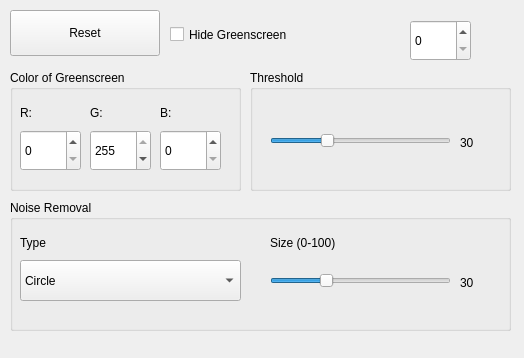
Old version of the form greenscreen.ui in the repository niv-d/python-greenscreen.
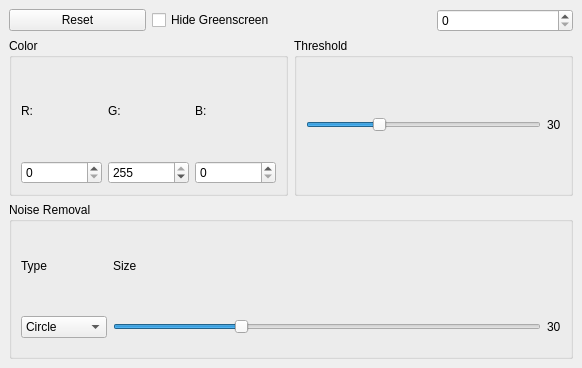
New version of the form.

Commit message: UI updates, layouts, tooltips

Patch:
```diff
--- a/greenscreen.ui
+++ b/greenscreen.ui
@@ -6,8 +6,8 @@
    <rect>
     <x>0</x>
     <y>0</y>
-    <width>524</width>
-    <height>358</height>
+    <width>582</width>
+    <height>368</height>
    </rect>
   </property>
   <property name="sizePolicy">
@@ -20,65 +20,24 @@
    <string>Python Greenscreen</string>
   </property>
   <widget class="QWidget" name="centralwidget">
-   <widget class="QPushButton" name="pushButtonReset">
-    <property name="geometry">
-     <rect>
-      <x>10</x>
-      <y>10</y>
-      <width>150</width>
-      <height>46</height>
-     </rect>
-    </property>
-    <property name="text">
-     <string>Reset</string>
-    </property>
-   </widget>
-   <widget class="QCheckBox" name="checkBoxGreenScreen">
-    <property name="geometry">
-     <rect>
-      <x>170</x>
-      <y>20</y>
-      <width>211</width>
-      <height>29</height>
-     </rect>
-    </property>
-    <property name="text">
-     <string>Hide Greenscreen</string>
-    </property>
-   </widget>
+   <layout class="QGridLayout" name="gridLayout_3">
+    <item row="2" column="0" colspan="4">
    <widget class="QGroupBox" name="groupBox">
-    <property name="geometry">
-     <rect>
-      <x>10</x>
-      <y>200</y>
-      <width>501</width>
-      <height>131</height>
-     </rect>
-    </property>
     <property name="title">
      <string>Noise Removal</string>
     </property>
-    <widget class="QLabel" name="label">
-     <property name="geometry">
-      <rect>
-       <x>10</x>
-       <y>30</y>
-       <width>231</width>
-       <height>25</height>
-      </rect>
-     </property>
+      <layout class="QGridLayout" name="gridLayout">
+       <item row="0" column="1" colspan="2">
+        <widget class="QLabel" name="label_2">
      <property name="text">
-      <string>Type</string>
-     </property>
-    </widget>
+          <string>Size</string>
+         </property>
+        </widget>
+       </item>
+       <item row="1" column="0">
     <widget class="QComboBox" name="comboBoxNoise">
-     <property name="geometry">
-      <rect>
-       <x>10</x>
-       <y>60</y>
-       <width>221</width>
-       <height>41</height>
-      </rect>
+         <property name="toolTip">
+          <string>The type of noise removal. This changes the shape of the noise filter.</string>
      </property>
      <item>
       <property name="text">
@@ -96,14 +55,28 @@
       </property>
      </item>
     </widget>
+       </item>
+       <item row="1" column="2">
+        <widget class="QLabel" name="labelSize">
+         <property name="text">
+          <string>30</string>
+         </property>
+        </widget>
+       </item>
+       <item row="0" column="0">
+        <widget class="QLabel" name="label">
+         <property name="text">
+          <string>Type</string>
+         </property>
+        </widget>
+       </item>
+       <item row="1" column="1">
     <widget class="QSlider" name="horizontalSliderNoiseSize">
-     <property name="geometry">
-      <rect>
-       <x>260</x>
-       <y>60</y>
-       <width>181</width>
-       <height>41</height>
-      </rect>
+         <property name="minimumSize">
+          <size>
+           <width>0</width>
+           <height>40</height>
+          </size>
      </property>
      <property name="minimum">
       <number>1</number>
@@ -121,125 +94,42 @@
       <number>10</number>
      </property>
     </widget>
-    <widget class="QLabel" name="label_2">
-     <property name="geometry">
-      <rect>
-       <x>260</x>
-       <y>30</y>
-       <width>251</width>
-       <height>25</height>
-      </rect>
-     </property>
-     <property name="text">
-      <string>Size (0-100)</string>
-     </property>
-    </widget>
-    <widget class="QLabel" name="labelSize">
-     <property name="geometry">
-      <rect>
-       <x>450</x>
-       <y>70</y>
-       <width>41</width>
-       <height>25</height>
-      </rect>
-     </property>
-     <property name="text">
-      <string>30</string>
-     </property>
-    </widget>
-   </widget>
+       </item>
+      </layout>
+     </widget>
+    </item>
+    <item row="1" column="0" colspan="2">
    <widget class="QGroupBox" name="groupBox_2">
-    <property name="geometry">
-     <rect>
-      <x>10</x>
-      <y>70</y>
-      <width>231</width>
-      <height>121</height>
-     </rect>
-    </property>
     <property name="title">
-     <string>Color of Greenscreen</string>
-    </property>
-    <widget class="QLabel" name="label_5">
-     <property name="geometry">
-      <rect>
-       <x>150</x>
-       <y>30</y>
-       <width>21</width>
-       <height>25</height>
-      </rect>
-     </property>
-     <property name="text">
-      <string>B:</string>
-     </property>
-    </widget>
-    <widget class="QLabel" name="label_4">
-     <property name="geometry">
-      <rect>
-       <x>80</x>
-       <y>30</y>
-       <width>21</width>
-       <height>25</height>
-      </rect>
-     </property>
-     <property name="text">
-      <string>G:</string>
-     </property>
-    </widget>
-    <widget class="QSpinBox" name="spinBoxRed">
-     <property name="geometry">
-      <rect>
-       <x>10</x>
-       <y>60</y>
-       <width>61</width>
-       <height>41</height>
-      </rect>
-     </property>
-     <property name="maximum">
-      <number>255</number>
-     </property>
-     <property name="value">
-      <number>0</number>
-     </property>
-    </widget>
-    <widget class="QSpinBox" name="spinBoxBlue">
-     <property name="geometry">
-      <rect>
-       <x>150</x>
-       <y>60</y>
-       <width>61</width>
-       <height>41</height>
-      </rect>
-     </property>
-     <property name="maximum">
-      <number>255</number>
-     </property>
-     <property name="value">
-      <number>0</number>
-     </property>
-    </widget>
+       <string>Color</string>
+      </property>
+      <layout class="QGridLayout" name="gridLayout_2">
+       <item row="0" column="0">
     <widget class="QLabel" name="label_3">
-     <property name="geometry">
-      <rect>
-       <x>10</x>
-       <y>30</y>
-       <width>21</width>
-       <height>25</height>
-      </rect>
-     </property>
      <property name="text">
       <string>R:</string>
      </property>
     </widget>
+       </item>
+       <item row="1" column="0">
+        <widget class="QSpinBox" name="spinBoxRed">
+         <property name="maximum">
+          <number>255</number>
+         </property>
+         <property name="value">
+          <number>0</number>
+         </property>
+        </widget>
+       </item>
+       <item row="0" column="1">
+        <widget class="QLabel" name="label_4">
+         <property name="text">
+          <string>G:</string>
+         </property>
+        </widget>
+       </item>
+       <item row="1" column="1">
     <widget class="QSpinBox" name="spinBoxGreen">
-     <property name="geometry">
-      <rect>
-       <x>80</x>
-       <y>60</y>
-       <width>61</width>
-       <height>41</height>
-      </rect>
-     </property>
      <property name="maximum">
       <number>255</number>
      </property>
@@ -247,27 +137,70 @@
       <number>255</number>
      </property>
     </widget>
-   </widget>
+       </item>
+       <item row="0" column="2">
+        <widget class="QLabel" name="label_5">
+         <property name="text">
+          <string>B:</string>
+         </property>
+        </widget>
+       </item>
+       <item row="1" column="2">
+        <widget class="QSpinBox" name="spinBoxBlue">
+         <property name="maximum">
+          <number>255</number>
+         </property>
+         <property name="value">
+          <number>0</number>
+         </property>
+        </widget>
+       </item>
+      </layout>
+     </widget>
+    </item>
+    <item row="0" column="0">
+     <widget class="QPushButton" name="pushButtonReset">
+      <property name="toolTip">
+       <string>Capture a new frame for reference.</string>
+      </property>
+      <property name="text">
+       <string>Reset</string>
+      </property>
+     </widget>
+    </item>
+    <item row="0" column="1" colspan="2">
+     <widget class="QCheckBox" name="checkBoxGreenScreen">
+      <property name="text">
+       <string>Hide Greenscreen</string>
+      </property>
+     </widget>
+    </item>
+    <item row="0" column="3">
+     <widget class="QSpinBox" name="spinBoxCam">
+      <property name="toolTip">
+       <string>Select the camera index. You might wanna leave this alone.</string>
+      </property>
+      <property name="maximum">
+       <number>255</number>
+      </property>
+      <property name="value">
+       <number>0</number>
+      </property>
+     </widget>
+    </item>
+    <item row="1" column="2" colspan="2">
    <widget class="QGroupBox" name="groupBox_3">
-    <property name="geometry">
-     <rect>
-      <x>250</x>
-      <y>70</y>
-      <width>261</width>
-      <height>121</height>
-     </rect>
-    </property>
     <property name="title">
      <string>Threshold</string>
     </property>
+      <layout class="QGridLayout" name="gridLayout_4">
+       <item row="0" column="1">
     <widget class="QSlider" name="horizontalSliderThresh">
-     <property name="geometry">
-      <rect>
-       <x>20</x>
-       <y>50</y>
-       <width>181</width>
-       <height>41</height>
-      </rect>
+         <property name="minimumSize">
+          <size>
+           <width>0</width>
+           <height>40</height>
+          </size>
      </property>
      <property name="maximum">
       <number>100</number>
@@ -279,54 +212,18 @@
       <enum>Qt::Horizontal</enum>
      </property>
     </widget>
+       </item>
+       <item row="0" column="2">
     <widget class="QLabel" name="labelThresh">
-     <property name="geometry">
-      <rect>
-       <x>210</x>
-       <y>60</y>
-       <width>41</width>
-       <height>25</height>
-      </rect>
-     </property>
      <property name="text">
       <string>30</string>
      </property>
     </widget>
-   </widget>
-   <widget class="QFrame" name="frame">
-    <property name="geometry">
-     <rect>
-      <x>70</x>
-      <y>360</y>
-      <width>120</width>
-      <height>80</height>
-     </rect>
-    </property>
-    <property name="frameShape">
-     <enum>QFrame::StyledPanel</enum>
-    </property>
-    <property name="frameShadow">
-     <enum>QFrame::Raised</enum>
-    </property>
-    <zorder>checkBoxGreenScreen</zorder>
-    <zorder>pushButtonReset</zorder>
-   </widget>
-   <widget class="QSpinBox" name="spinBoxCam">
-    <property name="geometry">
-     <rect>
-      <x>410</x>
-      <y>20</y>
-      <width>61</width>
-      <height>41</height>
-     </rect>
-    </property>
-    <property name="maximum">
-     <number>255</number>
-    </property>
-    <property name="value">
-     <number>0</number>
-    </property>
-   </widget>
+       </item>
+      </layout>
+     </widget>
+    </item>
+   </layout>
   </widget>
  </widget>
  <resources/>
```
Lines whose indentation alone changed are shown as unchanged. The commit also changes 1 other file.
